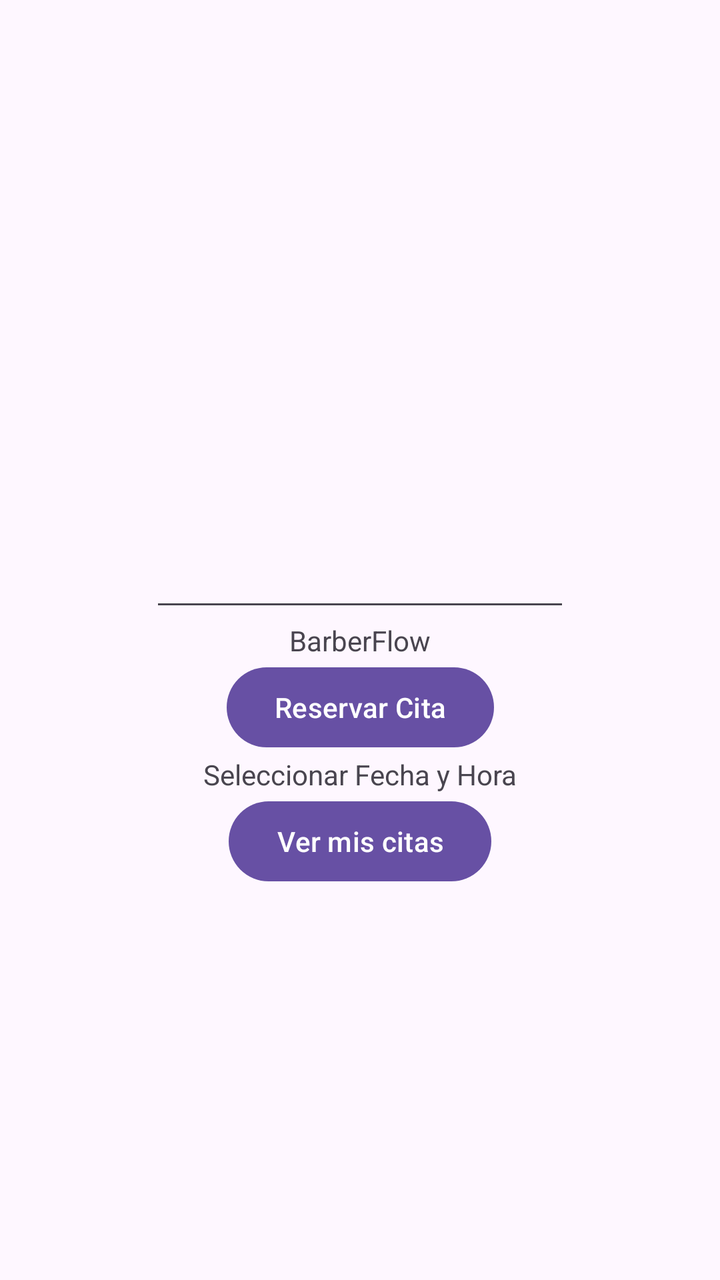
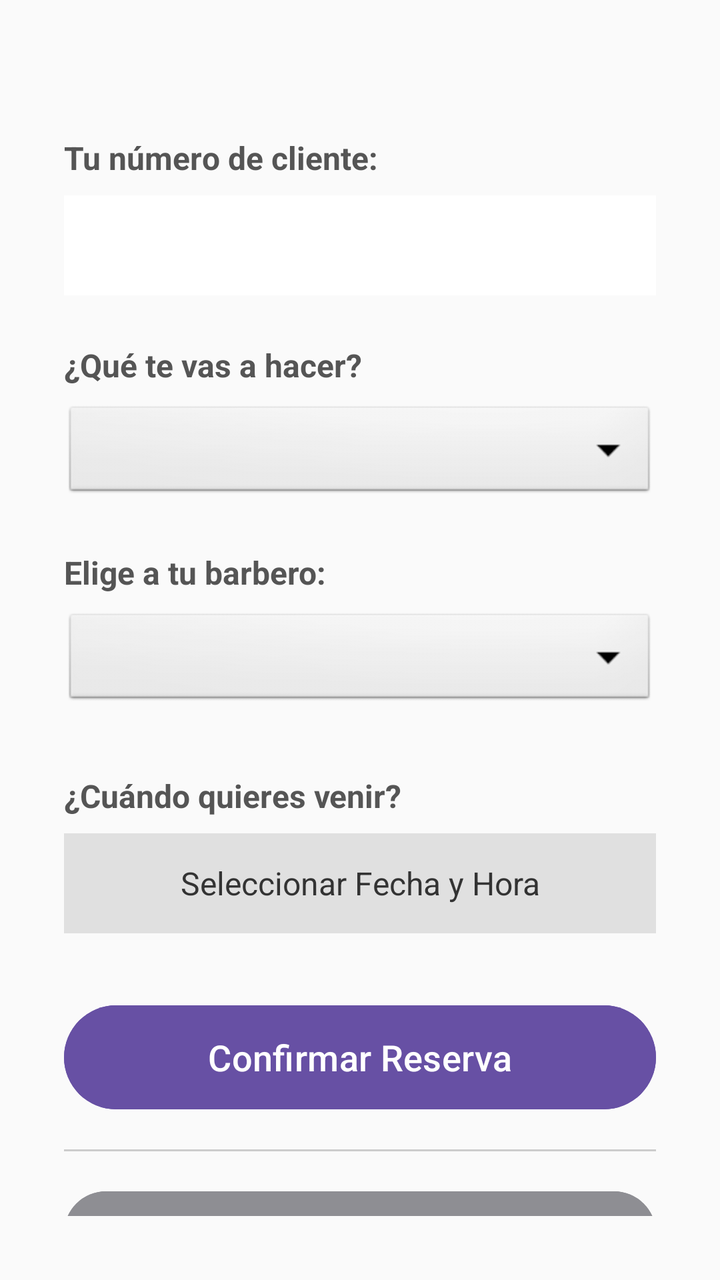

The first picture is an Android layout as it rendered before a commit; the second is the same layout after the commit. The layout source and the unified diff follow.
<!-- AndroidManifest.xml: application theme Theme.BarberFlow -->
<!-- res/layout/activity_main.xml -->
<?xml version="1.0" encoding="utf-8"?>
<androidx.constraintlayout.widget.ConstraintLayout xmlns:android="http://schemas.android.com/apk/res/android"
    xmlns:app="http://schemas.android.com/apk/res-auto"
    xmlns:tools="http://schemas.android.com/tools"
    android:id="@+id/main"
    android:layout_width="match_parent"
    android:layout_height="match_parent"
    tools:context=".MainActivity">

    <TextView
        android:id="@+id/tv_titulo"
        android:layout_width="wrap_content"
        android:layout_height="wrap_content"
        android:text="BarberFlow"
        app:layout_constraintBottom_toBottomOf="parent"
        app:layout_constraintEnd_toEndOf="parent"
        app:layout_constraintStart_toStartOf="parent"
        app:layout_constraintTop_toTopOf="parent" />

    <Button
        android:id="@+id/btn_reservar"
        android:layout_width="wrap_content"
        android:layout_height="wrap_content"
        android:text="Reservar Cita"
        app:layout_constraintEnd_toEndOf="parent"
        app:layout_constraintStart_toStartOf="parent"
        app:layout_constraintTop_toBottomOf="@+id/tv_titulo" />

    <EditText
        android:id="@+id/et_cliente"
        android:layout_width="wrap_content"
        android:layout_height="wrap_content"
        android:ems="10"
        android:inputType="number"
        app:layout_constraintBottom_toTopOf="@+id/tv_titulo"
        app:layout_constraintEnd_toEndOf="parent"
        app:layout_constraintStart_toStartOf="parent" />

    <TextView
        android:id="@+id/tv_FechaYHora"
        android:layout_width="wrap_content"
        android:layout_height="wrap_content"
        android:text="Seleccionar Fecha y Hora"
        app:layout_constraintEnd_toEndOf="parent"
        app:layout_constraintStart_toStartOf="parent"
        app:layout_constraintTop_toBottomOf="@+id/btn_reservar" />

    <Spinner
        android:id="@+id/spinner_barbero"
        android:layout_width="409dp"
        android:layout_height="wrap_content"
        app:layout_constraintBottom_toTopOf="@+id/et_cliente"
        tools:layout_editor_absoluteX="1dp" />

    <Spinner
        android:id="@+id/spinner_servicio"
        android:layout_width="409dp"
        android:layout_height="wrap_content"
        app:layout_constraintBottom_toTopOf="@+id/spinner_barbero"
        tools:layout_editor_absoluteX="1dp" />

    <Button
        android:id="@+id/btn_ver_historial"
        android:layout_width="wrap_content"
        android:layout_height="wrap_content"
        android:text="Ver mis citas"
        app:layout_constraintEnd_toEndOf="parent"
        app:layout_constraintStart_toStartOf="parent"
        app:layout_constraintTop_toBottomOf="@+id/tv_FechaYHora" />

</androidx.constraintlayout.widget.ConstraintLayout>
<!-- resources referenced by this layout -->
<resources>
  <style name="Theme.BarberFlow" parent="Base.Theme.BarberFlow" />
  <style name="Base.Theme.BarberFlow" parent="Theme.Material3.DayNight.NoActionBar">
          
          
      </style>
</resources>

<!-- the commit's change to res/layout/activity_main.xml (unified diff, before → after) -->
@@ -1,71 +1,124 @@
 <?xml version="1.0" encoding="utf-8"?>
-<androidx.constraintlayout.widget.ConstraintLayout xmlns:android="http://schemas.android.com/apk/res/android"
-    xmlns:app="http://schemas.android.com/apk/res-auto"
-    xmlns:tools="http://schemas.android.com/tools"
+<LinearLayout
+    xmlns:android="http://schemas.android.com/apk/res/android"
     android:id="@+id/main"
     android:layout_width="match_parent"
     android:layout_height="match_parent"
-    tools:context=".MainActivity">
+    android:orientation="vertical"
+    android:padding="32dp"
+    android:gravity="center_vertical"
+    android:background="#FAFAFA">
 
+    
     <TextView
         android:id="@+id/tv_titulo"
-        android:layout_width="wrap_content"
+        android:layout_width="match_parent"
         android:layout_height="wrap_content"
-        android:text="BarberFlow"
-        app:layout_constraintBottom_toBottomOf="parent"
-        app:layout_constraintEnd_toEndOf="parent"
-        app:layout_constraintStart_toStartOf="parent"
-        app:layout_constraintTop_toTopOf="parent" />
+        android:text="Reserva tu Cita"
+        android:textSize="28sp"
+        android:textStyle="bold"
+        android:textColor="#333333"
+        android:gravity="center"
+        android:layout_marginBottom="32dp"/>
 
-    <Button
-        android:id="@+id/btn_reservar"
-        android:layout_width="wrap_content"
+    
+    <TextView
+        android:layout_width="match_parent"
         android:layout_height="wrap_content"
-        android:text="Reservar Cita"
-        app:layout_constraintEnd_toEndOf="parent"
-        app:layout_constraintStart_toStartOf="parent"
-        app:layout_constraintTop_toBottomOf="@+id/tv_titulo" />
+        android:text="Tu número de cliente:"
+        android:textSize="16sp"
+        android:textStyle="bold"
+        android:textColor="#555555"
+        android:layout_marginBottom="8dp"/>
 
     <EditText
         android:id="@+id/et_cliente"
-        android:layout_width="wrap_content"
+        android:layout_width="match_parent"
+        android:layout_height="50dp"
+        android:background="#FFFFFF"
+        android:inputType="number"
+        android:padding="12dp"
+        android:layout_marginBottom="24dp"/>
+
+    
+    <TextView
+        android:layout_width="match_parent"
         android:layout_height="wrap_content"
-        android:ems="10"
-        android:inputType="number"
-        app:layout_constraintBottom_toTopOf="@+id/tv_titulo"
-        app:layout_constraintEnd_toEndOf="parent"
-        app:layout_constraintStart_toStartOf="parent" />
+        android:text="¿Qué te vas a hacer?"
+        android:textSize="16sp"
+        android:textStyle="bold"
+        android:textColor="#555555"
+        android:layout_marginBottom="8dp"/>
+
+    <Spinner
+        android:id="@+id/spinner_servicio"
+        android:layout_width="match_parent"
+        android:layout_height="50dp"
+        android:background="@android:drawable/btn_dropdown"
+        android:layout_marginBottom="24dp"/>
+
+    
+    <TextView
+        android:layout_width="match_parent"
+        android:layout_height="wrap_content"
+        android:text="Elige a tu barbero:"
+        android:textSize="16sp"
+        android:textStyle="bold"
+        android:textColor="#555555"
+        android:layout_marginBottom="8dp"/>
+
+    <Spinner
+        android:id="@+id/spinner_barbero"
+        android:layout_width="match_parent"
+        android:layout_height="50dp"
+        android:background="@android:drawable/btn_dropdown"
+        android:layout_marginBottom="32dp"/>
+
+    
+    <TextView
+        android:layout_width="match_parent"
+        android:layout_height="wrap_content"
+        android:text="¿Cuándo quieres venir?"
+        android:textSize="16sp"
+        android:textStyle="bold"
+        android:textColor="#555555"
+        android:layout_marginBottom="8dp"/>
 
     <TextView
         android:id="@+id/tv_FechaYHora"
-        android:layout_width="wrap_content"
-        android:layout_height="wrap_content"
+        android:layout_width="match_parent"
+        android:layout_height="50dp"
         android:text="Seleccionar Fecha y Hora"
-        app:layout_constraintEnd_toEndOf="parent"
-        app:layout_constraintStart_toStartOf="parent"
-        app:layout_constraintTop_toBottomOf="@+id/btn_reservar" />
+        android:textSize="16sp"
+        android:gravity="center"
+        android:background="#E0E0E0"
+        android:textColor="#333333"
+        android:layout_marginBottom="32dp"/>
 
-    <Spinner
-        android:id="@+id/spinner_barbero"
-        android:layout_width="409dp"
-        android:layout_height="wrap_content"
-        app:layout_constraintBottom_toTopOf="@+id/et_cliente"
-        tools:layout_editor_absoluteX="1dp" />
+    
+    <Button
+        android:id="@+id/btn_reservar"
+        android:layout_width="match_parent"
+        android:layout_height="60dp"
+        android:text="Confirmar Reserva"
+        android:textSize="18sp"
+        android:backgroundTint="#6750A4"
+        android:textColor="#FFFFFF"
+        android:layout_marginBottom="16dp"/>
 
-    <Spinner
-        android:id="@+id/spinner_servicio"
-        android:layout_width="409dp"
-        android:layout_height="wrap_content"
-        app:layout_constraintBottom_toTopOf="@+id/spinner_barbero"
-        tools:layout_editor_absoluteX="1dp" />
+    
+    <View
+        android:layout_width="match_parent"
+        android:layout_height="1dp"
+        android:background="#CCCCCC"
+        android:layout_marginBottom="16dp"/>
 
     <Button
         android:id="@+id/btn_ver_historial"
-        android:layout_width="wrap_content"
-        android:layout_height="wrap_content"
+        android:layout_width="match_parent"
+        android:layout_height="50dp"
         android:text="Ver mis citas"
-        app:layout_constraintEnd_toEndOf="parent"
-        app:layout_constraintStart_toStartOf="parent"
-        app:layout_constraintTop_toBottomOf="@+id/tv_FechaYHora" />
+        android:backgroundTint="#8E8E93"
+        android:textColor="#FFFFFF" />
 
-</androidx.constraintlayout.widget.ConstraintLayout>
+</LinearLayout>
